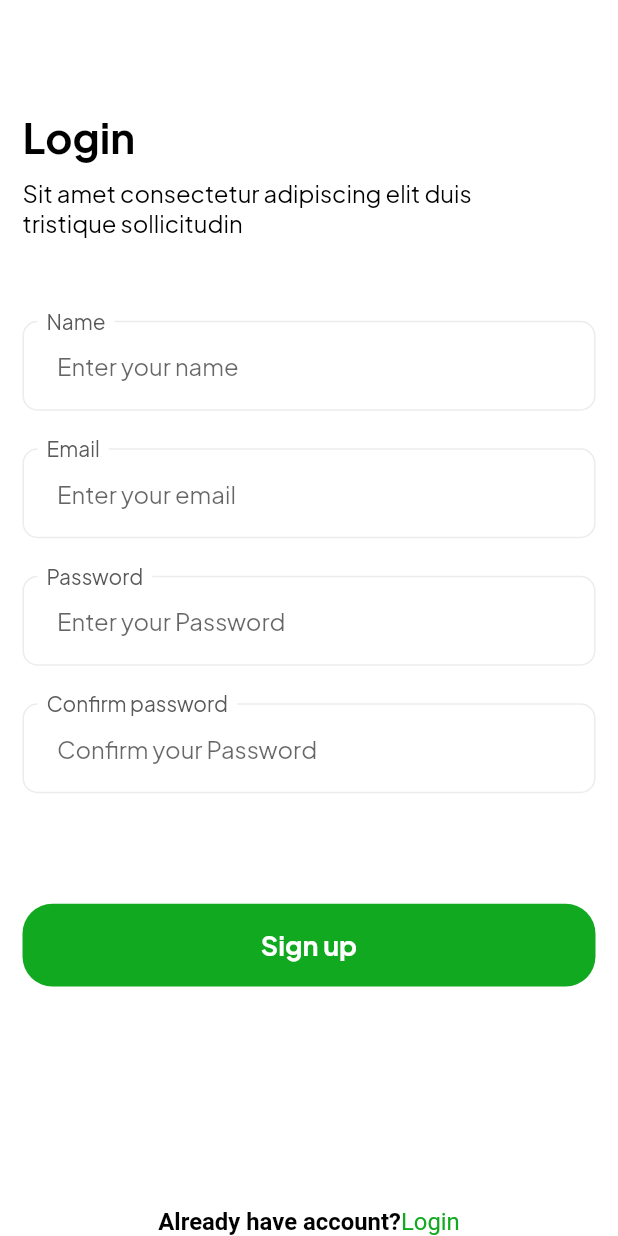
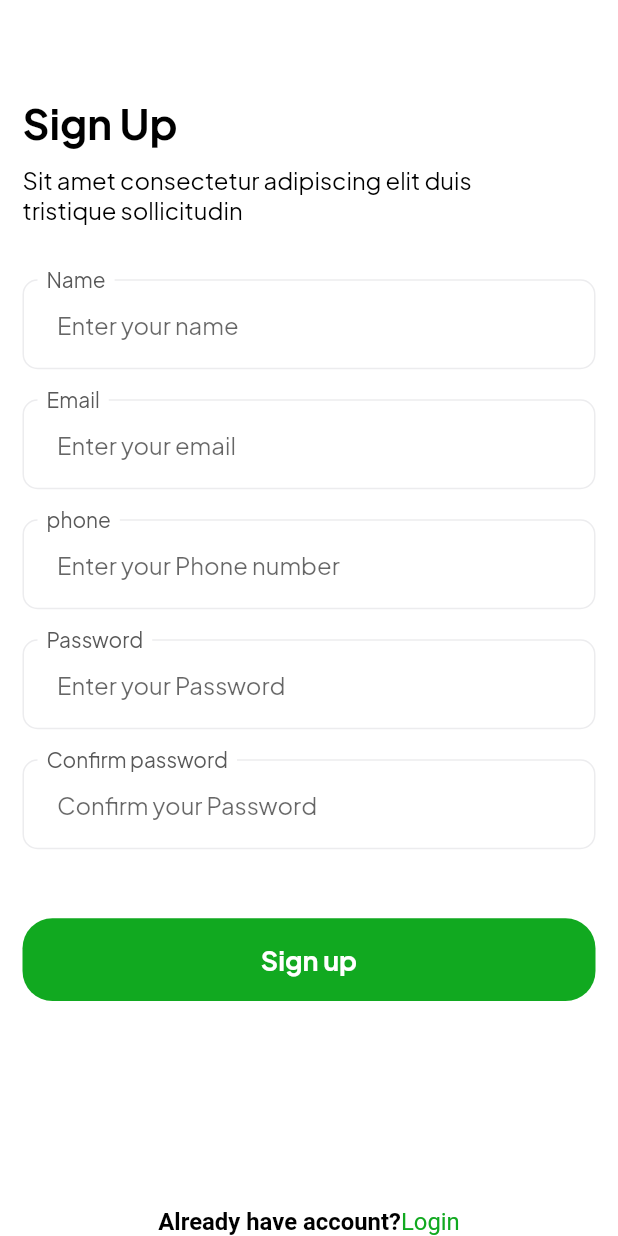
Before and after one commit to MaitexaClient/kalikart_app, a Flutter app: the SignUpScreen screen opened by its route, on a phone screen of 412 x 824 dp. Run offline on Flutter 3.47's test engine with Material 2 defaults, Android fonts, the phone set to English and light mode, and no system bars; our stand-ins replace cached_network_image, carousel_slider, flutter_screenutil, font_awesome_flutter, shared_preferences; accounts and stored records are empty.

Commit message:
authentication integration completed (globel key error)

```diff
--- a/lib/common/routes/route.dart
+++ b/lib/common/routes/route.dart
@@ -10,16 +10,14 @@ class AppRoute {
   static Route onGenaratedRoute(RouteSettings settings) {
     switch (settings.name) {
       case '/':
-        return MaterialPageRoute(
-          builder: (context) => RootScreen(),
-        );
+
       case RouteName.loginScreen:
         return MaterialPageRoute(
-          builder: (context) => const LoginScreen(),
+          builder: (context) =>  LoginScreen(),
         );
       case RouteName.signupScreen:
         return MaterialPageRoute(
-          builder: (context) => const SignUpScreen(),
+          builder: (context) =>  SignUpScreen(),
         );
       case RouteName.otpverificationScreen:
         return MaterialPageRoute(
--- a/lib/common/utils/api_constants.dart
+++ b/lib/common/utils/api_constants.dart
@@ -1,7 +1,8 @@
 class ApiConstant{
 
-  static const baseUrl = 'https://kalikart-server.onrender.com';
+  static const baseUrl = 'https://kalikart-server.onrender.com/api';
   static const signUp = '/register';
+  static const login = '/login';
 
 
 }
--- /dev/null
+++ b/lib/common/utils/keys.dart
@@ -0,0 +1,9 @@
+import 'package:flutter/material.dart';
+
+class FormKeys{
+
+   //login form key
+  static final    loginFormkey = GlobalKey<FormState>();
+  //registration key
+  static final   registrationFormKey = GlobalKey<FormState>();
+}
--- a/lib/common/widgets/custom_text_field.dart
+++ b/lib/common/widgets/custom_text_field.dart
@@ -13,7 +13,8 @@ class CustomTextField extends StatelessWidget {
       this.onSaved,
       this.borderColor,
       this.labelColor,
-      this.onChanged
+      this.onChanged,
+      this.keyboardType, this.maxLength
       });
 
   final String label;
@@ -24,6 +25,8 @@ class CustomTextField extends StatelessWidget {
   final void Function(String)? onChanged;
   final Color ? borderColor;
   final Color ? labelColor;
+  final TextInputType? keyboardType;
+  final int ? maxLength;
 
 
   @override
@@ -41,8 +44,11 @@ class CustomTextField extends StatelessWidget {
             ),
           ),
           child: TextFormField(
+            keyboardType: keyboardType,
             obscureText: isPassword,
             onChanged: onChanged,
+            maxLength: maxLength,
+
             cursorColor: AppColor.kblack,
             validator: validator,
             onSaved: onSaved,
--- a/lib/features/auth/view/sigin_up_screen.dart
+++ b/lib/features/auth/view/sigin_up_screen.dart
@@ -2,6 +2,7 @@ import 'package:flutter/material.dart';
 import 'package:flutter_screenutil/flutter_screenutil.dart';
 import 'package:kalicart/common/routes/route_name.dart';
 import 'package:kalicart/common/utils/app_color.dart';
+import 'package:kalicart/common/utils/keys.dart';
 import 'package:kalicart/common/widgets/custom_text_field.dart';
 import 'package:kalicart/common/widgets/primary_button.dart';
 import 'package:kalicart/common/widgets/regular_text.dart';
@@ -16,24 +17,39 @@ class SignUpScreen extends StatelessWidget {
   @override
   Widget build(BuildContext context) {
     return Scaffold(
-      resizeToAvoidBottomInset: false,
-      body: SafeArea(
-        child: Padding(
-          padding: const EdgeInsets.symmetric(horizontal: 15),
-          child:
-              Consumer<AuthController>(builder: (context, controller, child) {
-            return Form(
-              child: Column(
+
+      bottomSheet: Container(
+        color: AppColor.kWhiteColor,
+        height: 30,
+        child: Center(
+          child: SpanText(
+            text: 'Already have account?',
+            buttonText: 'Login',
+            onTap: () {
+              Navigator.pushReplacementNamed(context, RouteName.loginScreen);
+            },
+          ),
+        ),
+      ),
+      body: Form(
+        key: FormKeys.registrationFormKey,
+        child: SingleChildScrollView(
+          child: Padding(
+            padding: const EdgeInsets.symmetric(horizontal: 15),
+            child: Consumer<AuthController>(
+                builder: (context, controller, child) => Column(
                 crossAxisAlignment: CrossAxisAlignment.start,
                 children: [
-                  const Spacer(),
+                  SizedBox(
+                    height: 70.h,
+                  ),
                   const HeadText(
-                    title: 'Login',
+                    title: 'Sign Up',
                     subTitle:
                         'Sit amet consectetur adipiscing elit duis tristique sollicitudin',
                   ),
                   SizedBox(
-                    height: 60.h,
+                    height: 40.h,
                   ),
                   //name text field
                   CustomTextField(
@@ -42,11 +58,15 @@ class SignUpScreen extends StatelessWidget {
                     hintText: 'Enter your name',
                     labelColor: AppColor.kblack40,
                     onChanged: (value) {},
-                    onSaved: (newValue) {},
+                    onSaved: (newValue) {
+                      controller.name = newValue;
+                    },
                   ),
+
                   const SizedBox(
-                    height: 25,
+                    height: 20,
                   ),
+
 
                   //emil text field
                   CustomTextField(
@@ -73,7 +93,35 @@ class SignUpScreen extends StatelessWidget {
                           text: controller.emailErrorText,
                           color: AppColor.kSecondaryRed,
                         ),
-                  const SizedBox(height: 25),
+                  const SizedBox(height: 20),
+
+                  CustomTextField(
+                    keyboardType: TextInputType.phone,
+                    borderColor: controller.phoneError.isEmpty
+                        ? AppColor.kblack20
+                        : AppColor.kSecondaryRed,
+                    labelColor: controller.phoneError.isEmpty
+                        ? AppColor.kblack40
+                        : AppColor.kSecondaryRed,
+                    label: 'phone',
+                    hintText: 'Enter your Phone number',
+                    onChanged: (value) {
+                      controller.validatePhone(value);
+                    },
+                    onSaved: (newValue) {
+                      controller.phone = newValue;
+                    },
+                  ),
+
+                  controller.phoneError.isEmpty
+                      ? const SizedBox.shrink()
+                      : RegularTextStyle(
+                          size: 14.sp,
+                          text: controller.phoneError,
+                          color: AppColor.kSecondaryRed,
+                        ),
+
+                    SizedBox(height: 20,),
 
                   //password  text field
                   CustomTextField(
@@ -88,9 +136,7 @@ class SignUpScreen extends StatelessWidget {
                     onChanged: (value) {
                       controller.validatePassword(value);
                     },
-                    onSaved: (newValue) {
-                      controller.password = newValue;
-                    },
+                    onSaved: (newValue) {},
                   ),
                   controller.passwordError.isEmpty
                       ? const SizedBox.shrink()
@@ -100,48 +146,52 @@ class SignUpScreen extends StatelessWidget {
                           color: AppColor.kSecondaryRed,
                         ),
 
-                  const SizedBox(height: 25),
+
+
+                  const SizedBox(height: 20),
 
                   //confirm text field
                   CustomTextField(
-                    borderColor: controller.passwordError.isEmpty
+                    borderColor: controller.confirmPasswordError.isEmpty
                         ? AppColor.kblack20
                         : AppColor.kSecondaryRed,
-                    labelColor: controller.passwordError.isEmpty
+                    labelColor: controller.confirmPasswordError.isEmpty
                         ? AppColor.kblack40
                         : AppColor.kSecondaryRed,
                     label: 'Confirm password',
                     hintText: 'Confirm your Password',
                     onChanged: (value) {
-                      controller.validatePassword(value);
+                      controller.ismatchPassword(value);
                     },
                     onSaved: (newValue) {
                       controller.password = newValue;
                     },
                   ),
-                  const Spacer(),
+
+                  controller.confirmPasswordError.isEmpty
+                      ? const SizedBox.shrink()
+                      : RegularTextStyle(
+                          size: 14.sp,
+                          text: controller.confirmPasswordError,
+                          color: AppColor.kSecondaryRed,
+                        ),
+                   SizedBox(
+                    height: 50.h,
+                  ),
 
                   PrimaryButton(
                     isloading: controller.loading,
                     onPressed: () {
-                      Navigator.pushNamed(context, RouteName.otpverificationScreen);
+                      controller.signUp(context);
                     },
                     buttonText: 'Sign up',
                   ),
-                  const Spacer(
-                    flex: 2,
-                  ),
-                  SpanText(
-                    text: 'Already have account?',
-                    buttonText: 'Login',
-                    onTap: () {
-                      Navigator.pushReplacementNamed(context, RouteName.loginScreen);
-                    },
-                  ),
                 ],
+              )
+
+           ,
               ),
-            );
-          }),
+          ),
         ),
       ),
     );
--- a/lib/features/home/view/home_screen.dart
+++ b/lib/features/home/view/home_screen.dart
@@ -1,4 +1,3 @@
-import 'package:cached_network_image/cached_network_image.dart';
 import 'package:carousel_slider/carousel_slider.dart';
 import 'package:flutter/material.dart';
 import 'package:flutter_screenutil/flutter_screenutil.dart';
@@ -8,7 +7,6 @@ import 'package:kalicart/common/widgets/card_column_widget.dart';
 import 'package:kalicart/common/widgets/medium_text.dart';
 import 'package:kalicart/common/widgets/primary_button.dart';
 import 'package:kalicart/common/widgets/product_card_widget.dart';
-import 'package:kalicart/common/widgets/regular_text.dart';
 import 'package:kalicart/common/widgets/text_bold.dart';
 import 'package:kalicart/common/widgets/text_semi_bold.dart';
 import 'package:kalicart/features/home/widgets/row_text_widget.dart';
--- a/pubspec.yaml
+++ b/pubspec.yaml
@@ -18,6 +18,7 @@ dependencies:
   font_awesome_flutter: ^10.6.0
   http: ^1.1.0
   provider: ^6.1.1
+  shared_preferences: ^2.2.2
 
 dev_dependencies:
   flutter_lints: ^2.0.0
```
Also changed, not shown: lib/common/helper/api_helper.dart (+5 -3 lines), lib/common/services/api_services.dart (+47 -5 lines), lib/common/services/db_service.dart (added, +36 -0 lines), lib/features/auth/controller/auth_controller.dart (+97 -10 lines), lib/features/auth/view/login_screen.dart (+11 -10 lines), lib/main.dart (+8 -2 lines), 1 other file.
